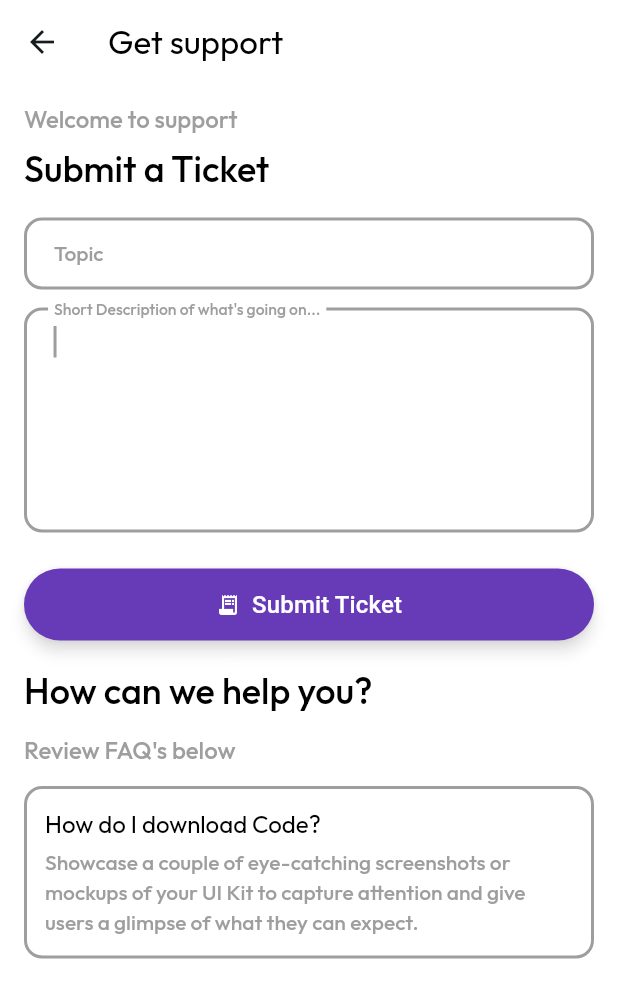
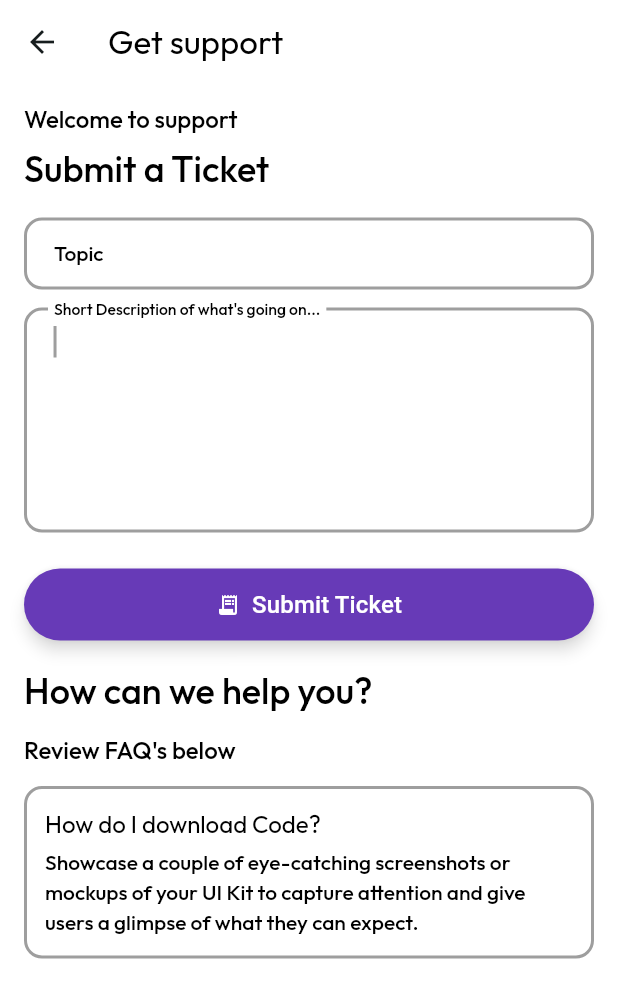
Before and after one commit to Lucasdeekay/student-portal, a Flutter app: the SupportPageScreen screen opened directly, on a phone screen of 412 x 824 dp. Shown: the top 998 px of the screen. Run offline on Flutter 3.47's test engine with Material 3 defaults, Android fonts, the phone set to English and light mode, and no system bars; our stand-ins replace another_flushbar, firebase_auth, firebase_core, flutter_riverpod, image_picker; missing offline and left inert: flutter_paystack; accounts and stored records are empty; network calls fail.

Commit message:
Updated project

```diff
--- a/lib/components/drawer.dart
+++ b/lib/components/drawer.dart
@@ -56,7 +56,7 @@ Widget buildDrawer(context, String lastName, String firstName, String email, Str
             style: TextStyle(
               fontWeight: FontWeight.bold,
               fontFamily: 'Outfit',
-              fontSize: 18,
+              fontSize: 22,
               letterSpacing: 0,
             ),
           ),
@@ -65,7 +65,7 @@ Widget buildDrawer(context, String lastName, String firstName, String email, Str
             style: TextStyle(
               fontWeight: FontWeight.normal,
               fontFamily: 'Outfit',
-              fontSize: 14,
+              fontSize: 18,
               letterSpacing: 0,
             ),
           ),
--- a/lib/screens/dashboard.dart
+++ b/lib/screens/dashboard.dart
@@ -172,7 +172,7 @@ class _DashboardScreenState extends State<DashboardScreen> {
                             fontWeight: FontWeight.w500,
                             fontSize: 16.0,
                             fontFamily: 'Plus Jakarta Sans',
-                            color: Colors.grey,
+                            color: Colors.black,
                             letterSpacing: 0,
                           ),
                         ),
@@ -260,7 +260,7 @@ class _DashboardScreenState extends State<DashboardScreen> {
                     fontWeight: FontWeight.w500,
                     fontSize: 18,
                     fontFamily: 'Plus Jakarta Sans',
-                    color: Colors.grey,
+                    color: Colors.black,
                     letterSpacing: 0,
                   ),
                 ),
--- a/lib/screens/material_download.dart
+++ b/lib/screens/material_download.dart
@@ -124,7 +124,7 @@ class _CourseMaterialDownloadScreenState extends State<CourseMaterialDownloadScr
                           labelStyle: TextStyle(
                             fontWeight: FontWeight.w500,
                             fontSize: 14.0,
-                            color: Colors.grey,
+                            color: Colors.black,
                             fontFamily: 'Outfit',
                             letterSpacing: 0,
                           ),
@@ -174,6 +174,7 @@ class _CourseMaterialDownloadScreenState extends State<CourseMaterialDownloadScr
                           ),
                         ),
                         style: TextStyle(
+                          color: Colors.black,
                           fontWeight: FontWeight.normal,
                           fontSize: 14.0,
                           fontFamily: 'Plus Jakarta Sans',
--- a/lib/screens/payment_screen.dart
+++ b/lib/screens/payment_screen.dart
@@ -141,7 +141,7 @@ class _PaymentScreenState extends State<PaymentScreen> {
                           fontWeight: FontWeight.w500,
                           fontSize: 16.0,
                           fontFamily: 'Outfit',
-                          color: Colors.grey,
+                          color: Colors.black,
                           letterSpacing: 0,
                         ),
                       ),
@@ -208,7 +208,7 @@ class _PaymentScreenState extends State<PaymentScreen> {
                                       ),
                                     );
                                   }).toList(),
-                                  dropdownColor: Colors.grey[100],
+                                  dropdownColor: Colors.black,
                                   decoration: InputDecoration(
                                     labelStyle:
                                     TextStyle(
@@ -450,7 +450,7 @@ class _PaymentScreenState extends State<PaymentScreen> {
                             fontWeight: FontWeight.w500,
                             fontSize: 16.0,
                             fontFamily: 'Outfit',
-                            color: Colors.grey,
+                            color: Colors.black,
                             letterSpacing: 0,
                           ),
                         ),
--- a/lib/screens/program_list.dart
+++ b/lib/screens/program_list.dart
@@ -141,7 +141,7 @@ class _ProgramListScreenState extends State<ProgramListScreen> {
                           labelStyle: TextStyle(
                             fontWeight: FontWeight.w500,
                             fontSize: 14.0,
-                            color: Colors.grey,
+                            color: Colors.black,
                             fontFamily: 'Outfit',
                             letterSpacing: 0,
                           ),
@@ -191,6 +191,7 @@ class _ProgramListScreenState extends State<ProgramListScreen> {
                           ),
                         ),
                         style: TextStyle(
+                          color: Colors.black,
                           fontWeight: FontWeight.normal,
                           fontSize: 14.0,
                           fontFamily: 'Plus Jakarta Sans',
--- a/lib/screens/settings_screen.dart
+++ b/lib/screens/settings_screen.dart
@@ -122,7 +122,7 @@ class _SettingsScreenState extends State<SettingsScreen> {
                     fontWeight: FontWeight.w500,
                     fontSize: 16.0,
                     fontFamily: 'Outfit',
-                    color: Colors.grey,
+                    color: Colors.black,
                     letterSpacing: 0,
                   ),
                 ),
--- a/lib/screens/support_page.dart
+++ b/lib/screens/support_page.dart
@@ -87,7 +87,7 @@ class _SupportPageScreenState extends State<SupportPageScreen>{
                           fontWeight: FontWeight.w500,
                           fontSize: 16.0,
                           fontFamily: 'Outfit',
-                          color: Colors.grey,
+                          color: Colors.black,
                           letterSpacing: 0,
                         ),
                       ),
@@ -122,14 +122,14 @@ class _SupportPageScreenState extends State<SupportPageScreen>{
                                           fontWeight: FontWeight.w500,
                                           fontSize: 14.0,
                                           fontFamily: 'Outfit',
-                                          color: Colors.grey,
+                                          color: Colors.black,
                                           letterSpacing: 0,
                                         ),
                                         hintStyle:TextStyle(
                                           fontWeight: FontWeight.w500,
                                           fontSize: 14.0,
                                           fontFamily: 'Outfit',
-                                          color: Colors.grey,
+                                          color: Colors.black,
                                           letterSpacing: 0,
                                         ),
                                         enabledBorder: OutlineInputBorder(
@@ -189,14 +189,14 @@ class _SupportPageScreenState extends State<SupportPageScreen>{
                                           fontWeight: FontWeight.w500,
                                           fontSize: 14.0,
                                           fontFamily: 'Outfit',
-                                          color: Colors.grey,
+                                          color: Colors.black,
                                           letterSpacing: 0,
                                         ),
                                         hintStyle:TextStyle(
                                           fontWeight: FontWeight.w500,
                                           fontSize: 14.0,
                                           fontFamily: 'Outfit',
-                                          color: Colors.grey,
+                                          color: Colors.black,
                                           letterSpacing: 0,
                                         ),
                                         enabledBorder: OutlineInputBorder(
@@ -376,7 +376,7 @@ class _SupportPageScreenState extends State<SupportPageScreen>{
                             fontWeight: FontWeight.w500,
                             fontSize: 16.0,
                             fontFamily: 'Outfit',
-                            color: Colors.grey,
+                            color: Colors.black,
                             letterSpacing: 0,
                           ),
                         ),
@@ -421,7 +421,7 @@ class _SupportPageScreenState extends State<SupportPageScreen>{
                                       fontWeight: FontWeight.w500,
                                       fontSize: 14.0,
                                       fontFamily: 'Outfit',
-                                      color: Colors.grey,
+                                      color: Colors.black,
                                       letterSpacing: 0,
                                     ),
                                   ),
```
Also changed, not shown: lib/screens/profile.dart (+6 -6 lines).
